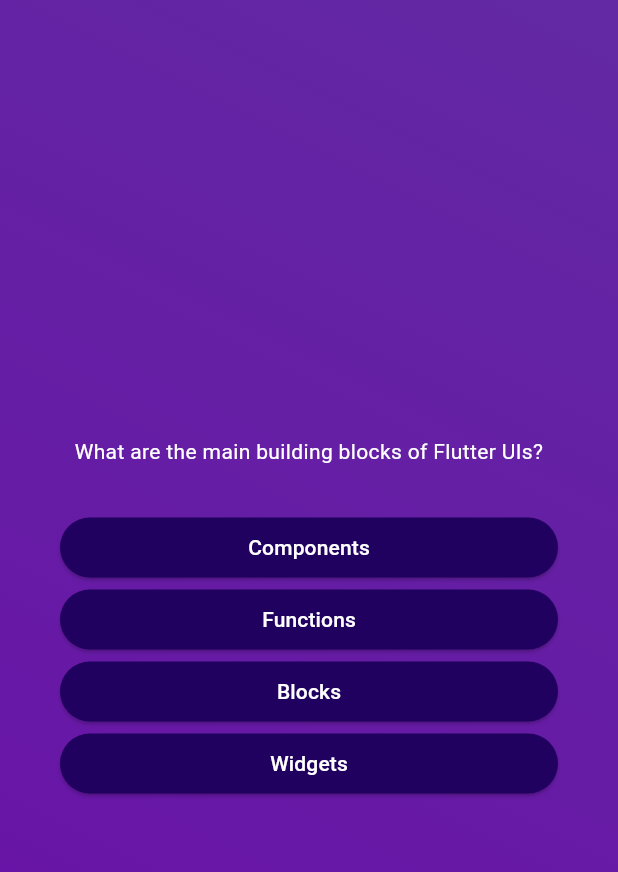
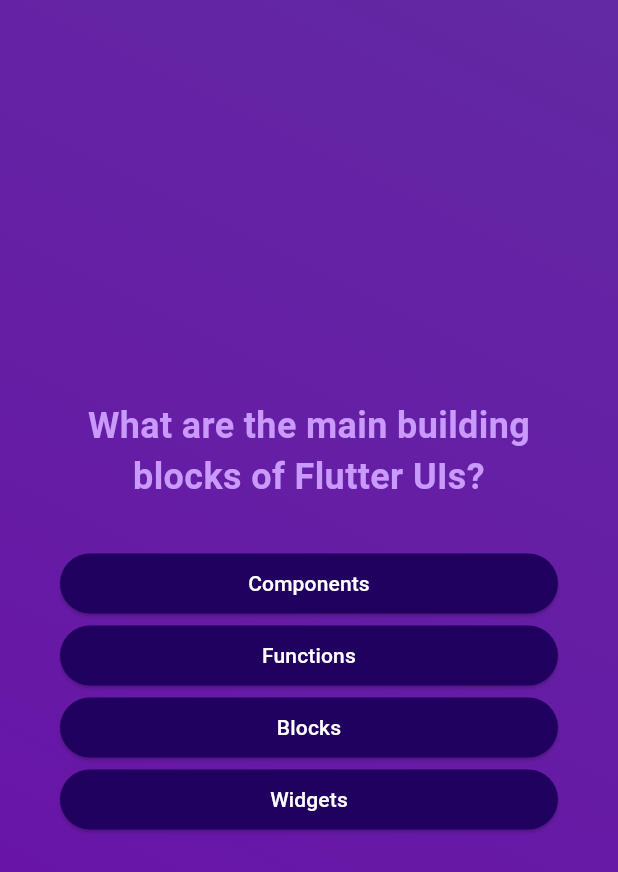
Before and after one commit to birgilv/mobile-applications, a Flutter app: the screen it shows after launch, after a tap on "Start Quiz", on a phone screen of 412 x 824 dp. Shown: the top 872 px of the screen. Run offline on Flutter 3.47's test engine with Material 3 defaults, Android fonts, the phone set to English and light mode, and no system bars.

Commit message:
Styling buttons and text

```diff
--- a/quiz_app/lib/answer_button.dart
+++ b/quiz_app/lib/answer_button.dart
@@ -23,7 +23,7 @@
               shape: RoundedRectangleBorder(borderRadius: BorderRadius.circular(40),
               )
             ),
-            child: Text(answerText),
+            child: Text(answerText, textAlign: TextAlign.center,),
           );
   }
 }
--- a/quiz_app/lib/questions_screen.dart
+++ b/quiz_app/lib/questions_screen.dart
@@ -38,7 +38,9 @@
              Text(
               currentQuestion.text,
               style: const TextStyle(
-                color: Colors.white,
+                color:  Color.fromARGB(255, 201, 153, 251),
+                fontSize: 24,
+                fontWeight: FontWeight.bold,
               ),
               textAlign: TextAlign.center, //Center the text
             ),
```
